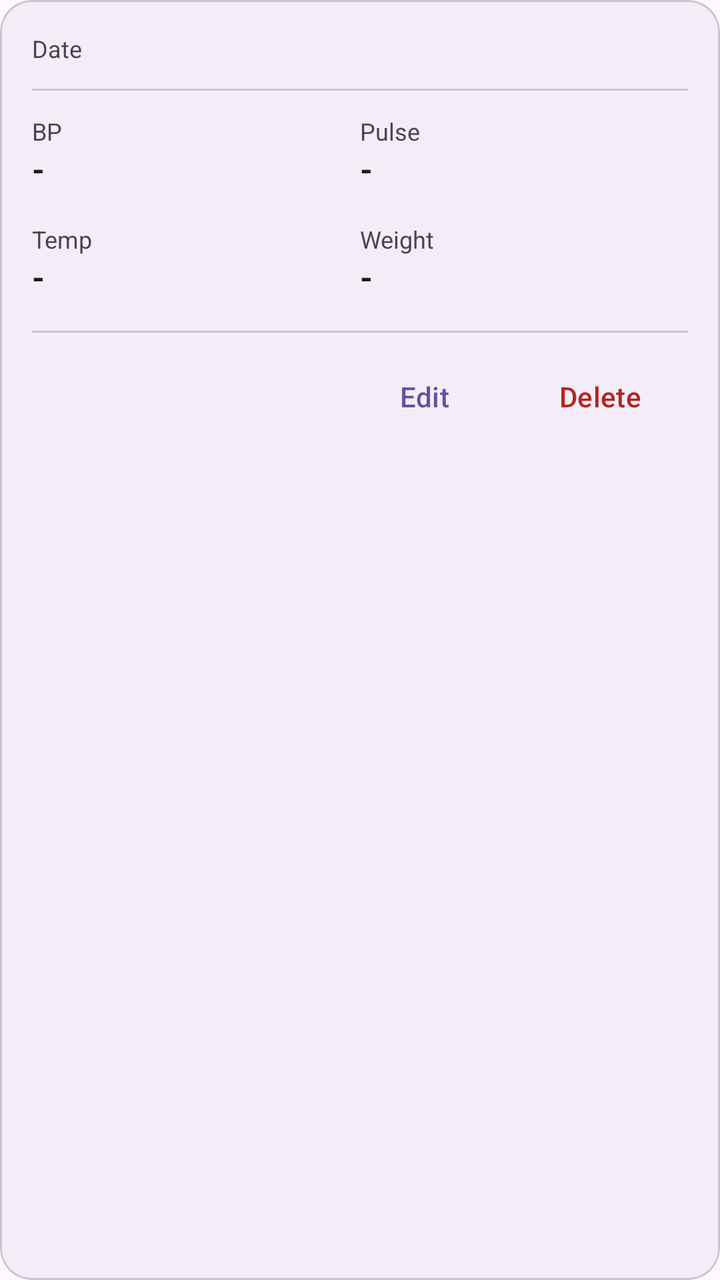
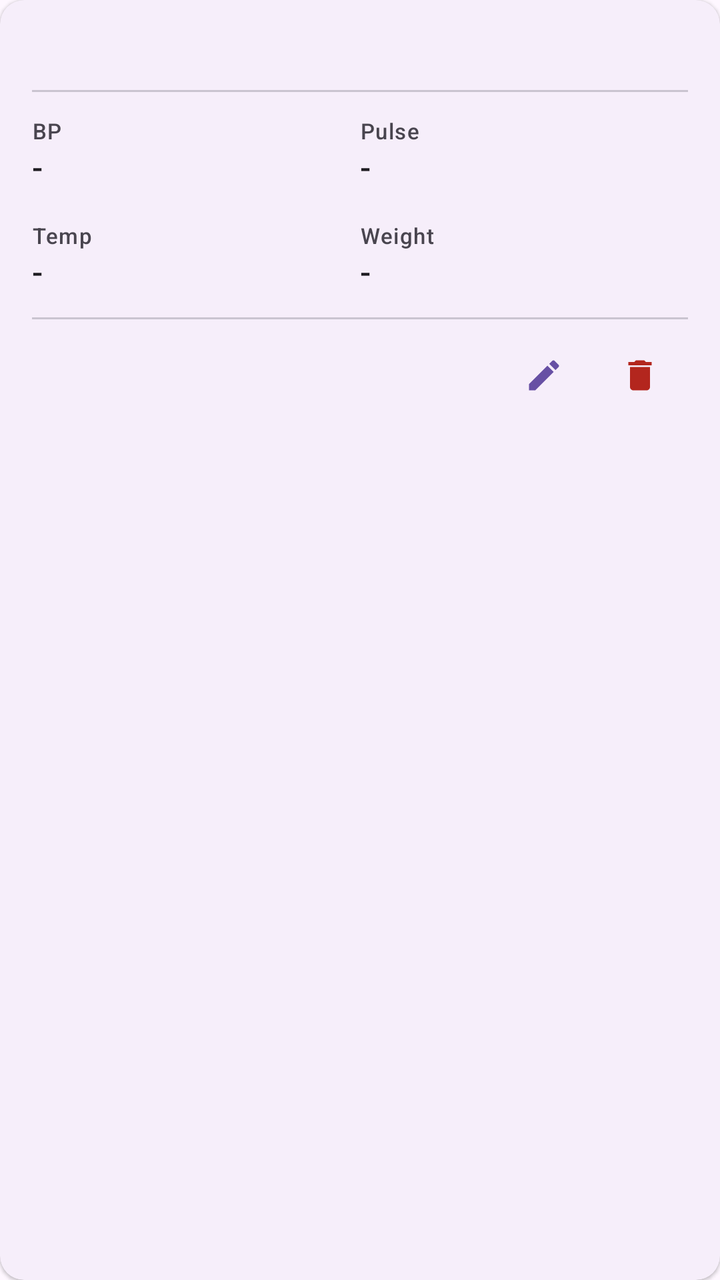

Screens rendered from an Android XML layout before and after an edit, with the pre-edit source and the edit as a unified diff.
<!-- AndroidManifest.xml: application theme Theme.Healthcare_app -->
<!-- res/layout/item_vitals.xml -->
<?xml version="1.0" encoding="utf-8"?>
<com.google.android.material.card.MaterialCardView xmlns:android="http://schemas.android.com/apk/res/android"
    xmlns:app="http://schemas.android.com/apk/res-auto"
    android:layout_width="match_parent"
    android:layout_height="wrap_content"
    android:layout_marginBottom="12dp"
    app:cardBackgroundColor="?attr/colorSurfaceContainer"
    app:cardCornerRadius="16dp"
    app:cardElevation="0dp"
    app:strokeColor="?attr/colorOutlineVariant"
    app:strokeWidth="1dp">

    <LinearLayout
        android:layout_width="match_parent"
        android:layout_height="wrap_content"
        android:orientation="vertical"
        android:padding="16dp">

        <TextView
            android:id="@+id/tvVitalsDate"
            android:layout_width="wrap_content"
            android:layout_height="wrap_content"
            android:text="Date"
            android:textColor="?attr/colorOnSurfaceVariant"
            android:textSize="12sp"/>

        <View
            android:layout_width="match_parent"
            android:layout_height="1dp"
            android:layout_marginVertical="12dp"
            android:background="?attr/colorOutlineVariant" />

        <LinearLayout
            android:layout_width="match_parent"
            android:layout_height="wrap_content"
            android:orientation="horizontal"
            android:baselineAligned="false">

            <LinearLayout
                android:layout_width="0dp"
                android:layout_height="wrap_content"
                android:layout_weight="1"
                android:orientation="vertical">
                <TextView
                    android:layout_width="wrap_content"
                    android:layout_height="wrap_content"
                    android:text="BP"
                    android:textColor="?attr/colorOnSurfaceVariant"
                    android:textSize="12sp" />
                <TextView
                    android:id="@+id/tvVitalsBp"
                    android:layout_width="wrap_content"
                    android:layout_height="wrap_content"
                    android:text="-"
                    android:textColor="?attr/colorOnSurface"
                    android:textSize="16sp"
                    android:textStyle="bold" />
            </LinearLayout>

            <LinearLayout
                android:layout_width="0dp"
                android:layout_height="wrap_content"
                android:layout_weight="1"
                android:orientation="vertical">
                <TextView
                    android:layout_width="wrap_content"
                    android:layout_height="wrap_content"
                    android:text="Pulse"
                    android:textColor="?attr/colorOnSurfaceVariant"
                    android:textSize="12sp" />
                <TextView
                    android:id="@+id/tvVitalsPulse"
                    android:layout_width="wrap_content"
                    android:layout_height="wrap_content"
                    android:text="-"
                    android:textColor="?attr/colorOnSurface"
                    android:textSize="16sp"
                    android:textStyle="bold" />
            </LinearLayout>
        </LinearLayout>

        <LinearLayout
            android:layout_width="match_parent"
            android:layout_height="wrap_content"
            android:layout_marginTop="16dp"
            android:orientation="horizontal"
            android:baselineAligned="false">

            <LinearLayout
                android:layout_width="0dp"
                android:layout_height="wrap_content"
                android:layout_weight="1"
                android:orientation="vertical">
                <TextView
                    android:layout_width="wrap_content"
                    android:layout_height="wrap_content"
                    android:text="Temp"
                    android:textColor="?attr/colorOnSurfaceVariant"
                    android:textSize="12sp" />
                <TextView
                    android:id="@+id/tvVitalsTemp"
                    android:layout_width="wrap_content"
                    android:layout_height="wrap_content"
                    android:text="-"
                    android:textColor="?attr/colorOnSurface"
                    android:textSize="16sp"
                    android:textStyle="bold" />
            </LinearLayout>

            <LinearLayout
                android:layout_width="0dp"
                android:layout_height="wrap_content"
                android:layout_weight="1"
                android:orientation="vertical">
                <TextView
                    android:layout_width="wrap_content"
                    android:layout_height="wrap_content"
                    android:text="Weight"
                    android:textColor="?attr/colorOnSurfaceVariant"
                    android:textSize="12sp" />
                <TextView
                    android:id="@+id/tvVitalsWeight"
                    android:layout_width="wrap_content"
                    android:layout_height="wrap_content"
                    android:text="-"
                    android:textColor="?attr/colorOnSurface"
                    android:textSize="16sp"
                    android:textStyle="bold" />
            </LinearLayout>
        </LinearLayout>

        <View
            android:layout_width="match_parent"
            android:layout_height="1dp"
            android:layout_marginTop="16dp"
            android:background="?attr/colorOutlineVariant" />

        <LinearLayout
            android:layout_width="match_parent"
            android:layout_height="wrap_content"
            android:orientation="horizontal"
            android:gravity="end"
            android:layout_marginTop="8dp">

            <com.google.android.material.button.MaterialButton
                style="@style/Widget.Material3.Button.TextButton"
                android:id="@+id/btnEditVital"
                android:layout_width="wrap_content"
                android:layout_height="wrap_content"
                android:text="Edit" />

            <com.google.android.material.button.MaterialButton
                style="@style/Widget.Material3.Button.TextButton"
                android:id="@+id/btnDeleteVital"
                android:layout_width="wrap_content"
                android:layout_height="wrap_content"
                android:text="Delete"
                app:titleTextColor="?attr/colorError"
                android:textColor="?attr/colorError" />
        </LinearLayout>

    </LinearLayout>
</com.google.android.material.card.MaterialCardView>
<!-- resources referenced by this layout -->
<resources>
  <style name="Theme.Healthcare_app" parent="Base.Theme.Healthcare_app" />
  <style name="Base.Theme.Healthcare_app" parent="Theme.Material3.DayNight.NoActionBar">
      </style>
</resources>

<!-- the commit's change to res/layout/item_vitals.xml (unified diff, before → after) -->
@@ -3,12 +3,10 @@
     xmlns:app="http://schemas.android.com/apk/res-auto"
     android:layout_width="match_parent"
     android:layout_height="wrap_content"
-    android:layout_marginBottom="12dp"
-    app:cardBackgroundColor="?attr/colorSurfaceContainer"
-    app:cardCornerRadius="16dp"
-    app:cardElevation="0dp"
-    app:strokeColor="?attr/colorOutlineVariant"
-    app:strokeWidth="1dp">
+    android:layout_marginBottom="10dp"
+    app:cardElevation="1dp"
+    app:cardCornerRadius="12dp"
+    app:strokeWidth="0dp">
 
     <LinearLayout
         android:layout_width="match_parent"
@@ -16,20 +14,23 @@
         android:orientation="vertical"
         android:padding="16dp">
 
+        
         <TextView
             android:id="@+id/tvVitalsDate"
             android:layout_width="wrap_content"
             android:layout_height="wrap_content"
-            android:text="Date"
-            android:textColor="?attr/colorOnSurfaceVariant"
-            android:textSize="12sp"/>
+            android:textAppearance="?attr/textAppearanceLabelLarge"
+            android:textColor="?attr/colorOnSurfaceVariant" />
 
-        <View
+        
+        <com.google.android.material.divider.MaterialDivider
             android:layout_width="match_parent"
-            android:layout_height="1dp"
-            android:layout_marginVertical="12dp"
-            android:background="?attr/colorOutlineVariant" />
+            android:layout_height="wrap_content"
+            android:layout_marginTop="10dp"
+            android:layout_marginBottom="12dp"
+            app:dividerColor="?attr/colorOutlineVariant" />
 
+        
         <LinearLayout
             android:layout_width="match_parent"
             android:layout_height="wrap_content"
@@ -41,20 +42,22 @@
                 android:layout_height="wrap_content"
                 android:layout_weight="1"
                 android:orientation="vertical">
+
                 <TextView
                     android:layout_width="wrap_content"
                     android:layout_height="wrap_content"
                     android:text="BP"
-                    android:textColor="?attr/colorOnSurfaceVariant"
-                    android:textSize="12sp" />
+                    android:textAppearance="?attr/textAppearanceLabelSmall"
+                    android:textColor="?attr/colorOnSurfaceVariant" />
+
                 <TextView
                     android:id="@+id/tvVitalsBp"
                     android:layout_width="wrap_content"
                     android:layout_height="wrap_content"
                     android:text="-"
-                    android:textColor="?attr/colorOnSurface"
-                    android:textSize="16sp"
-                    android:textStyle="bold" />
+                    android:textAppearance="?attr/textAppearanceTitleMedium"
+                    android:textColor="?attr/colorOnSurface" />
+
             </LinearLayout>
 
             <LinearLayout
@@ -62,49 +65,55 @@
                 android:layout_height="wrap_content"
                 android:layout_weight="1"
                 android:orientation="vertical">
+
                 <TextView
                     android:layout_width="wrap_content"
                     android:layout_height="wrap_content"
                     android:text="Pulse"
-                    android:textColor="?attr/colorOnSurfaceVariant"
-                    android:textSize="12sp" />
+                    android:textAppearance="?attr/textAppearanceLabelSmall"
+                    android:textColor="?attr/colorOnSurfaceVariant" />
+
                 <TextView
                     android:id="@+id/tvVitalsPulse"
                     android:layout_width="wrap_content"
                     android:layout_height="wrap_content"
                     android:text="-"
-                    android:textColor="?attr/colorOnSurface"
-                    android:textSize="16sp"
-                    android:textStyle="bold" />
+                    android:textAppearance="?attr/textAppearanceTitleMedium"
+                    android:textColor="?attr/colorOnSurface" />
+
             </LinearLayout>
+
         </LinearLayout>
 
+        
         <LinearLayout
             android:layout_width="match_parent"
             android:layout_height="wrap_content"
-            android:layout_marginTop="16dp"
             android:orientation="horizontal"
-            android:baselineAligned="false">
+            android:baselineAligned="false"
+            android:layout_marginTop="16dp">
 
             <LinearLayout
                 android:layout_width="0dp"
                 android:layout_height="wrap_content"
                 android:layout_weight="1"
                 android:orientation="vertical">
+
                 <TextView
                     android:layout_width="wrap_content"
                     android:layout_height="wrap_content"
                     android:text="Temp"
-                    android:textColor="?attr/colorOnSurfaceVariant"
-                    android:textSize="12sp" />
+                    android:textAppearance="?attr/textAppearanceLabelSmall"
+                    android:textColor="?attr/colorOnSurfaceVariant" />
+
                 <TextView
                     android:id="@+id/tvVitalsTemp"
                     android:layout_width="wrap_content"
                     android:layout_height="wrap_content"
                     android:text="-"
-                    android:textColor="?attr/colorOnSurface"
-                    android:textSize="16sp"
-                    android:textStyle="bold" />
+                    android:textAppearance="?attr/textAppearanceTitleMedium"
+                    android:textColor="?attr/colorOnSurface" />
+
             </LinearLayout>
 
             <LinearLayout
@@ -112,52 +121,60 @@
                 android:layout_height="wrap_content"
                 android:layout_weight="1"
                 android:orientation="vertical">
+
                 <TextView
                     android:layout_width="wrap_content"
                     android:layout_height="wrap_content"
                     android:text="Weight"
-                    android:textColor="?attr/colorOnSurfaceVariant"
-                    android:textSize="12sp" />
+                    android:textAppearance="?attr/textAppearanceLabelSmall"
+                    android:textColor="?attr/colorOnSurfaceVariant" />
+
                 <TextView
                     android:id="@+id/tvVitalsWeight"
                     android:layout_width="wrap_content"
                     android:layout_height="wrap_content"
                     android:text="-"
-                    android:textColor="?attr/colorOnSurface"
-                    android:textSize="16sp"
-                    android:textStyle="bold" />
+                    android:textAppearance="?attr/textAppearanceTitleMedium"
+                    android:textColor="?attr/colorOnSurface" />
+
             </LinearLayout>
+
         </LinearLayout>
 
-        <View
+        
+        <com.google.android.material.divider.MaterialDivider
             android:layout_width="match_parent"
-            android:layout_height="1dp"
-            android:layout_marginTop="16dp"
-            android:background="?attr/colorOutlineVariant" />
+            android:layout_height="wrap_content"
+            android:layout_marginTop="12dp"
+            android:layout_marginBottom="4dp"
+            app:dividerColor="?attr/colorOutlineVariant" />
 
+        
         <LinearLayout
             android:layout_width="match_parent"
             android:layout_height="wrap_content"
             android:orientation="horizontal"
-            android:gravity="end"
-            android:layout_marginTop="8dp">
+            android:gravity="end">
 
             <com.google.android.material.button.MaterialButton
-                style="@style/Widget.Material3.Button.TextButton"
                 android:id="@+id/btnEditVital"
+                style="@style/Widget.Material3.Button.IconButton"
                 android:layout_width="wrap_content"
                 android:layout_height="wrap_content"
-                android:text="Edit" />
+                android:contentDescription="Edit"
+                app:icon="@drawable/ic_edit_24" />
 
             <com.google.android.material.button.MaterialButton
-                style="@style/Widget.Material3.Button.TextButton"
                 android:id="@+id/btnDeleteVital"
+                style="@style/Widget.Material3.Button.IconButton"
                 android:layout_width="wrap_content"
                 android:layout_height="wrap_content"
-                android:text="Delete"
-                app:titleTextColor="?attr/colorError"
-                android:textColor="?attr/colorError" />
+                android:contentDescription="Delete"
+                app:icon="@drawable/ic_delete_24"
+                app:iconTint="?attr/colorError" />
+
         </LinearLayout>
 
     </LinearLayout>
+
 </com.google.android.material.card.MaterialCardView>
<!-- resource entries referenced after the edit -->
@@ -1,5 +1,27 @@
 <!-- resources referenced by this layout -->
 <resources>
+  <!-- drawable ic_delete_24 (drawable) -->
+  <vector xmlns:android="http://schemas.android.com/apk/res/android"
+      android:width="24dp"
+      android:height="24dp"
+      android:viewportWidth="24"
+      android:viewportHeight="24"
+      android:tint="?attr/colorControlNormal">
+      <path
+          android:fillColor="@android:color/white"
+          android:pathData="M6,19c0,1.1 0.9,2 2,2h8c1.1,0 2,-0.9 2,-2V7H6v12zM19,4h-3.5l-1,-1h-5l-1,1H5v2h14V4z"/>
+  </vector>
+  <!-- drawable ic_edit_24 (drawable) -->
+  <vector xmlns:android="http://schemas.android.com/apk/res/android"
+      android:width="24dp"
+      android:height="24dp"
+      android:viewportWidth="24"
+      android:viewportHeight="24"
+      android:tint="?attr/colorControlNormal">
+      <path
+          android:fillColor="@android:color/white"
+          android:pathData="M3,17.25V21h3.75L17.81,9.94l-3.75,-3.75L3,17.25zM20.71,7.04c0.39,-0.39 0.39,-1.02 0,-1.41l-2.34,-2.34c-0.39,-0.39 -1.02,-0.39 -1.41,0l-1.83,1.83 3.75,3.75 1.83,-1.83z"/>
+  </vector>
   <style name="Theme.Healthcare_app" parent="Base.Theme.Healthcare_app" />
   <style name="Base.Theme.Healthcare_app" parent="Theme.Material3.DayNight.NoActionBar">
       </style>
